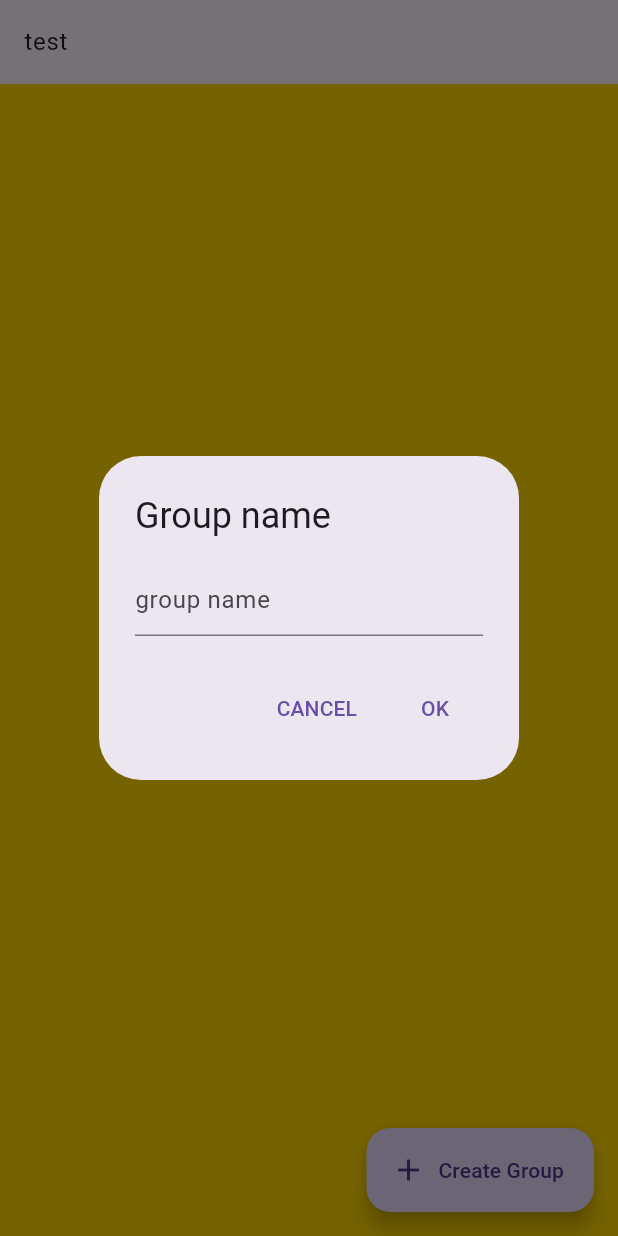
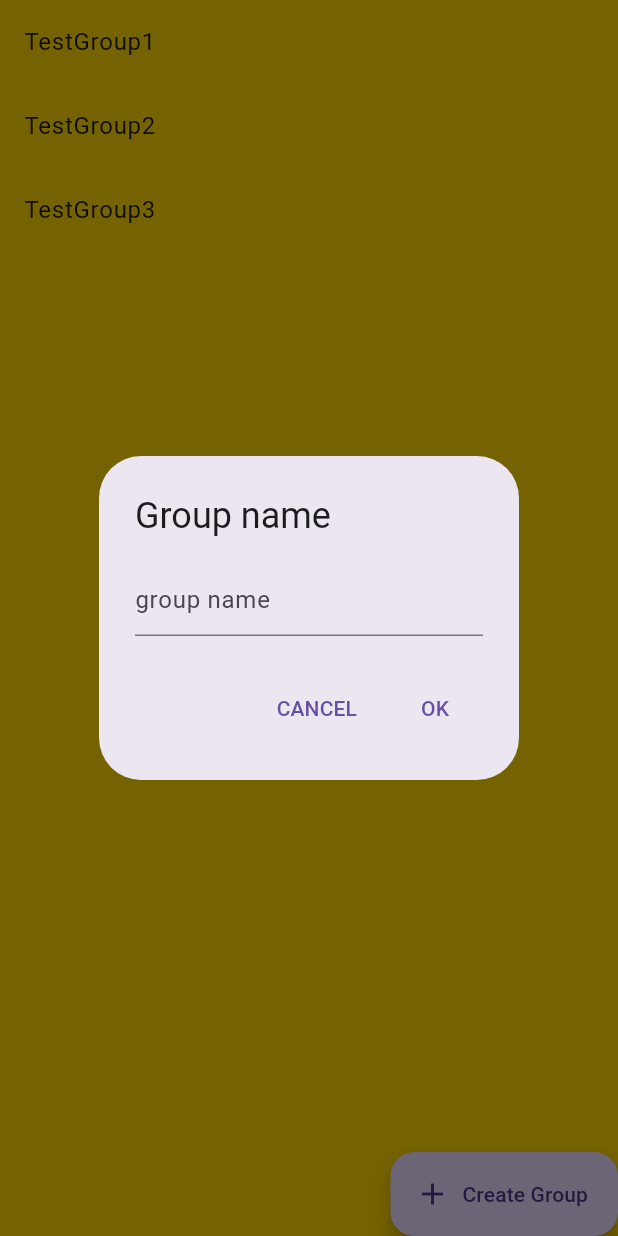
Before and after one commit to pablosanderman/cross_platform_development, a Flutter app: the LeftSide widget shown alone on an empty page, opened directly, after a tap on "Create Group", on a phone screen of 412 x 824 dp. Run offline on Flutter 3.47's test engine with Material 3 defaults, Android fonts, the phone set to English and light mode, and no system bars; our stand-ins replace bloc, equatable, flutter_bloc; missing offline and left inert: bitsdojo_window; accounts and stored records are empty.

Commit message:
feat: Group Basics working. Still needs finished look and some cleanup in some parts.

```diff
--- /dev/null
+++ b/lib/HandleFakeAccount.dart
@@ -0,0 +1,31 @@
+import 'package:cross_platform_development/groups/groups.dart';
+import 'package:uuid/uuid.dart';
+
+
+class FakeAccount {
+  FakeAccount._();
+
+  static FakeAccount? _instance;
+  final Person loggedInUser = _createDefaultUser("Andrew", "Ryan");
+  final List<Person> people = [
+    _createDefaultUser("Henk", "Henkies"),
+    _createDefaultUser("Elise", "Morrinson"),
+    _createDefaultUser("Peter", "Pan"),
+  ];
+
+  static Person _createDefaultUser(String firstName, String lastName) {
+    const uuid = Uuid();
+    return Person(
+      id: uuid.v4(),
+      firstName: firstName,
+      lastName: lastName,
+    );
+  }
+
+  factory FakeAccount() {
+    _instance ??= FakeAccount._();
+    return _instance!;
+  }
+
+
+}
--- a/lib/TimelineAndMapView.dart
+++ b/lib/TimelineAndMapView.dart
@@ -30,7 +30,6 @@ class TimelineMapView extends StatelessWidget{
             ),
           );
         }
-
     );
   }
 }
--- /dev/null
+++ b/lib/groups/cubit/groups_bloc.dart
@@ -0,0 +1,63 @@
+import 'package:cross_platform_development/HandleFakeAccount.dart';
+import 'package:flutter_bloc/flutter_bloc.dart';
+import 'package:uuid/uuid.dart';
+
+import '../models/models.dart';
+import 'groups_event.dart';
+import 'groups_state.dart';
+
+class GroupsBloc extends Bloc<GroupsEvent, GroupsState>{
+  GroupsBloc()
+    : super(GroupsState(
+      chosenGroup: null,
+      groups: _testGroups,
+      groupMembers: const {}
+    )) {
+  on<ChooseGroup>(_setChosenGroup);
+  }
+
+  void _setChosenGroup(
+    ChooseGroup event,
+    Emitter<GroupsState> emit,
+    ) {
+    emit(state.copyWith(chosenGroup: event.chosenGroup));
+  }
+
+  static final List<Group> _testGroups = [
+    Group(name: "TestGroup1", owner: FakeAccount().people[0], groupMembers: {
+      FakeAccount().people[0]: GroupRoles.administrator,
+      FakeAccount().people[1]: GroupRoles.member,
+      FakeAccount().people[2]: GroupRoles.member,
+    }, id: "testid1"),
+    Group(name: "TestGroup2", owner: FakeAccount().people[1], groupMembers: {
+      FakeAccount().people[1]: GroupRoles.administrator,
+      FakeAccount().people[0]: GroupRoles.member,
+      FakeAccount().people[2]: GroupRoles.member,
+    }, id: "testid2"),
+    Group(name: "TestGroup3",owner: FakeAccount().people[2], groupMembers: {
+      FakeAccount().people[2]: GroupRoles.administrator,
+      FakeAccount().people[1]: GroupRoles.member,
+      FakeAccount().people[0]: GroupRoles.member,
+    }, id: "testid3"),
+  ];
+
+
+
+  void createGroup(String gName) {
+    final currentGroups = List<Group>.from(state.groups);
+    var uuid = Uuid();
+    Group group = Group(
+        name: gName,
+        owner: FakeAccount().loggedInUser,
+        id: uuid.v4(),
+    );
+    // group.addMember(FakeAccount().loggedInUser); TODO: change or delete
+
+    currentGroups.add(group);
+    emit(state.copyWith(groups: currentGroups));
+  }
+
+  List<Group> getGroups() {
+    return state.groups;
+  }
+}
--- a/lib/groups/cubit/groups_cubit.dart
+++ /dev/null
@@ -1,32 +0,0 @@
-import 'package:cross_platform_development/groups/models/group.dart';
-import 'package:cross_platform_development/groups/models/person.dart';
-import 'package:uuid/uuid.dart';
-
-class GroupsCubit {
-  GroupsCubit._privateConstructor();
-  static final GroupsCubit _instance = GroupsCubit._privateConstructor();
-  List<Group> groupsList = [];
-
-  void createGroup(String gName) {
-    var uuid = Uuid();
-    Group group = Group(
-        name: gName,
-        id: uuid.v4(),
-    );
-    group.addMember(
-      Person(
-        id: uuid.v4(),
-        firstName: "PlacHolder harry",
-        lastName: "Harries",
-      )
-    );
-
-    groupsList.add(group);
-  }
-
-  List<Group> getGroups() {
-    return groupsList;
-  }
-
-  static GroupsCubit get instance => _instance;
-}
--- /dev/null
+++ b/lib/groups/cubit/groups_event.dart
@@ -0,0 +1,11 @@
+
+import '../models/models.dart';
+
+abstract class GroupsEvent {
+  GroupsEvent();
+}
+
+class ChooseGroup extends GroupsEvent {
+  final Group chosenGroup;
+  ChooseGroup(this.chosenGroup) : super();
+}
--- a/lib/groups/cubit/groups_state.dart
+++ b/lib/groups/cubit/groups_state.dart
@@ -1,5 +1,30 @@
+import 'package:equatable/equatable.dart';
 
+import '../models/models.dart';
 
-class GroupsState {
+class GroupsState extends Equatable {
+  final Group? chosenGroup;
+  final List<Group> groups;
+  final Map<Person, GroupRoles> groupMembers;
 
+  const GroupsState({
+    required this.chosenGroup,
+    required this.groups,
+    required this.groupMembers
+  });
+
+  GroupsState copyWith({
+    Group? chosenGroup,
+    List<Group>? groups,
+    Map<Person, GroupRoles>? groupMembers,
+  }) {
+    return GroupsState(
+      chosenGroup: chosenGroup?? this.chosenGroup,
+      groups: groups ?? this.groups,
+      groupMembers: groupMembers ?? this.groupMembers,
+    );
+  }
+
+  @override
+  List<Object?> get props => [chosenGroup, groups, groupMembers];
 }
--- a/lib/groups/groups.dart
+++ b/lib/groups/groups.dart
@@ -1,3 +1,6 @@
-// export 'cubit/groups_state.dart';
+export 'cubit/groups_state.dart';
+export 'cubit/groups_event.dart';
+export 'cubit/groups_bloc.dart';
 export 'view/groups_view.dart';
 export 'view/groups_page.dart';
+export 'models/models.dart';
--- a/lib/groups/models/group.dart
+++ /dev/null
@@ -1,24 +0,0 @@
-import 'package:cross_platform_development/groups/models/person.dart';
-
-class Group {
-  Group({
-    required this.name,
-    required this.id,
-    List<Person>? groupMembers,
-  }) : groupMembers = groupMembers ?? [];
-
-
-
-  final String name;
-  final String id ;
-  final List<Person> groupMembers;
-
-  void addMember(Person person) {
-    groupMembers.add(person);
-  }
-
-  void removeMember(Person personToRemove) {
-    groupMembers.removeWhere((person) => person == personToRemove);
-  }
-
-}
--- a/lib/groups/models/person.dart
+++ /dev/null
@@ -1,35 +0,0 @@
-
-import 'package:equatable/equatable.dart';
-
-enum GroupRoles {
-  member,
-  moderator,
-  administrator
-}
-
-class Person extends Equatable {
-  final String id;
-  final String firstName;
-  final String lastName;
-  late final GroupRoles? role;
-
-  Person({
-    required this.id,
-    required this.firstName,
-    required this.lastName,
-    this.role = GroupRoles.member,
-  });
-
-  void setRole(GroupRoles role) {
-    this.role = role;
-  }
-
-  @override
-  // TODO: implement props
-  List<Object?> get props => [
-    id,
-    firstName,
-    lastName,
-    role,
-  ];
-}
--- a/lib/groups/view/groups_view.dart
+++ b/lib/groups/view/groups_view.dart
@@ -1,40 +1,101 @@
+import 'package:cross_platform_development/groups/cubit/groups_state.dart';
 import 'package:flutter/material.dart';
+import 'package:flutter_bloc/flutter_bloc.dart';
 
-import '../cubit/groups_cubit.dart';
+import '../cubit/groups_bloc.dart';
+import '../cubit/groups_event.dart';
 
+const backgroundStartColor = Color(0xFFFFD500);
 
-class GroupsView extends StatelessWidget {
+class GroupsView extends StatefulWidget {
   const GroupsView({super.key});
 
   @override
+  State<GroupsView> createState() => _GroupsViewState();
+
+
+}
+
+class _GroupsViewState extends State<GroupsView> {
+
+  @override
   Widget build(BuildContext context) {
-    return Expanded(  // Add this to make it fill available space
+    // Add this to make it fill available space
+    return Expanded(
       child: Row(
         children: [
-          Expanded(
-            flex: 1,
-            child: LeftSide(),
-          ),
-          Expanded(
-            flex: 3,
-            child: const RightSide(),
-          ),
+          Expanded(flex: 1, child: LeftSide()),
+          Expanded(flex: 3, child: const RightSide()),
         ],
       ),
     );
   }
+
+  @override
+  void dispose() {
+    super.dispose();
+  }
+
+  @override
+  void initState() {
+    super.initState();
+    context.read<GroupsBloc>();
+  }
 }
 
-const backgroundStartColor = Color(0xFFFFD500);
 
 class LeftSide extends StatelessWidget {
   LeftSide({super.key});
   final TextEditingController _textFieldController = TextEditingController();
 
+  @override
+  Widget build(BuildContext context) {
+
+    return SizedBox(
+        child: Stack(
+          children: [
+            Container(
+              width: double.infinity,
+              height: MediaQuery.of(context).size.height,
+              color: backgroundStartColor,
+              child: BlocBuilder<GroupsBloc, GroupsState>(
+                builder: (context, groupState) {
+                  return ListView(
+                    children: groupState.groups.map((group) {
+                      return ListTile(
+                        tileColor: Colors.blueAccent,
+                        title: Text(group.name),
+                        onTap: () => {
+                          context.read<GroupsBloc>().add(
+                            ChooseGroup(group)
+                          )
+                        },
+                      );
+                    }).toList(),
+                  );
+                },
+              ),
+            ),
+            Align(
+              alignment: Alignment.bottomRight,
+              child: FloatingActionButton.extended(
+                label: Text("Create Group"),
+                icon: Icon(Icons.add),
+                onPressed: () {
+                  _displayTextInputDialog(context);
+                },
+              ),
+            )
+          ],
+        )
+    );
+
+  }
+
   Future<void> _displayTextInputDialog(BuildContext context) async {
     return showDialog(
       context: context,
-      builder: (context) {
+      builder: (dialogContext) {
         return AlertDialog(
           title: Text('Group name'),
           content: TextField(
@@ -45,47 +106,25 @@ class LeftSide extends StatelessWidget {
             TextButton(
               child: Text('CANCEL'),
               onPressed: () {
-                Navigator.pop(context);
+                _textFieldController.clear();
+                Navigator.pop(dialogContext);
               },
             ),
             TextButton(
               child: Text('OK'),
               onPressed: () {
-                print(_textFieldController.text);
-                GroupsCubit.instance.createGroup(_textFieldController.value.text);
-                Navigator.pop(context);
+                if (_textFieldController.text.isNotEmpty) {
+                  // Use the original context, not the dialog context
+                  context.read<GroupsBloc>().createGroup(_textFieldController.text);
+                  print('Creating group: ${_textFieldController.text}');
+                  _textFieldController.clear();
+                  Navigator.pop(dialogContext);
+                }
               },
             ),
           ],
         );
       },
-    );
-  }
-
-  @override
-  Widget build(BuildContext context) {
-    return Scaffold(
-      floatingActionButton: FloatingActionButton.extended(
-        label: Text("Create Group"),
-        icon: Icon(Icons.add),
-        onPressed: () {
-          _displayTextInputDialog(context);
-        },
-
-      ),
-      body: Container(
-        width: double.infinity,
-        color: backgroundStartColor,
-        child: Column(
-          children: <Widget>[
-            Material(
-              child: ListTile(
-                title: Text("test"),
-              ),
-            )
-          ],
-        ),
-      ),
     );
   }
 
@@ -95,14 +134,24 @@ class RightSide extends StatelessWidget {
   const RightSide({super.key});
   @override
   Widget build(BuildContext context) {
+
     return Container(
-      width: double.infinity,
+      height: MediaQuery.of(context).size.height,
       color: backgroundStartColor,
-      child: Column(
-        children: [
-          Text("Group Management")
-        ],
-      ),
+      child: BlocBuilder<GroupsBloc, GroupsState>(
+        builder: (context, groupState) {
+          if(groupState.chosenGroup == null) return Container();
+          final groupMembers = groupState.chosenGroup?.groupMembers;
+          return ListView(
+            children: groupMembers!.keys.map((person) {
+              return ListTile(
+                tileColor: Colors.blueAccent,
+                title: Text("Name: ${person.firstName} ${person.lastName}"),
+              );
+            }).toList(),
+          );
+      },
+    )
     );
   }
 }
--- a/lib/main.dart
+++ b/lib/main.dart
@@ -2,6 +2,7 @@ import 'package:cross_platform_development/app_observer.dart';
 import 'package:bitsdojo_window/bitsdojo_window.dart';
 import 'package:flutter_bloc/flutter_bloc.dart';
 import 'package:flutter/material.dart';
+import 'groups/cubit/groups_bloc.dart';
 import 'navigation/navigation.dart';
 import 'navigation/nav_item/nav_item.dart';
 import 'app.dart';
@@ -12,7 +13,8 @@ void main() {
     MultiBlocProvider(
       providers: [
         BlocProvider(create: (_) => NavigationBloc(),),
-        BlocProvider(create: (_) => NavItemsCubit(),)
+        BlocProvider(create: (_) => NavItemsCubit(),),
+        BlocProvider(create: (_) => GroupsBloc(),)
       ],
       child: const MyApp(),
     )
--- a/lib/navigation/bloc/navigation_bloc.dart
+++ b/lib/navigation/bloc/navigation_bloc.dart
@@ -14,9 +14,9 @@ class NavigationBloc extends Bloc<NavigationEvent, NavigationState> {
   }
 
   void _handleToggleTimeline(
-      ToggleTimeline event,
-      Emitter<NavigationState> emit,
-      ) {
+    ToggleTimeline event,
+    Emitter<NavigationState> emit,
+    ) {
     final newtimelineState = !state.showTimeline;
     if(!newtimelineState && !state.showMap) { return; }
 
--- a/lib/navigation/nav_item/cubit/nav_item_cubit.dart
+++ b/lib/navigation/nav_item/cubit/nav_item_cubit.dart
@@ -13,7 +13,7 @@ class NavItemsCubit extends Cubit<NavItemsState> {
   static final List<NavItem> _defaultNavItems = [
     NavItem(label: 'Map', page: TimelineMapView(), pageIndex: 0, requiresToggle: true),
     NavItem(label: 'Timeline', page: TimelineMapView(), pageIndex: 1, requiresToggle: true),
-    NavItem(label: 'Group', page: GroupsView(), pageIndex: 2),
+    NavItem(label: 'Group', page: GroupsPage(), pageIndex: 2),
     NavItem(label: 'Notifications', page: Container(), pageIndex: 3),
     NavItem(label: 'History', page: Container(), pageIndex: 4),
   ];
--- /dev/null
+++ b/users.json
@@ -0,0 +1,3 @@
+[
+
+]
```
Also changed, not shown: lib/app.dart (+4 -16 lines), lib/groups/models/models.dart (added, +160 -0 lines), lib/groups/view/groups_page.dart (+6 -2 lines), lib/navigation/view/navigation_view.dart (+2 -5 lines).
